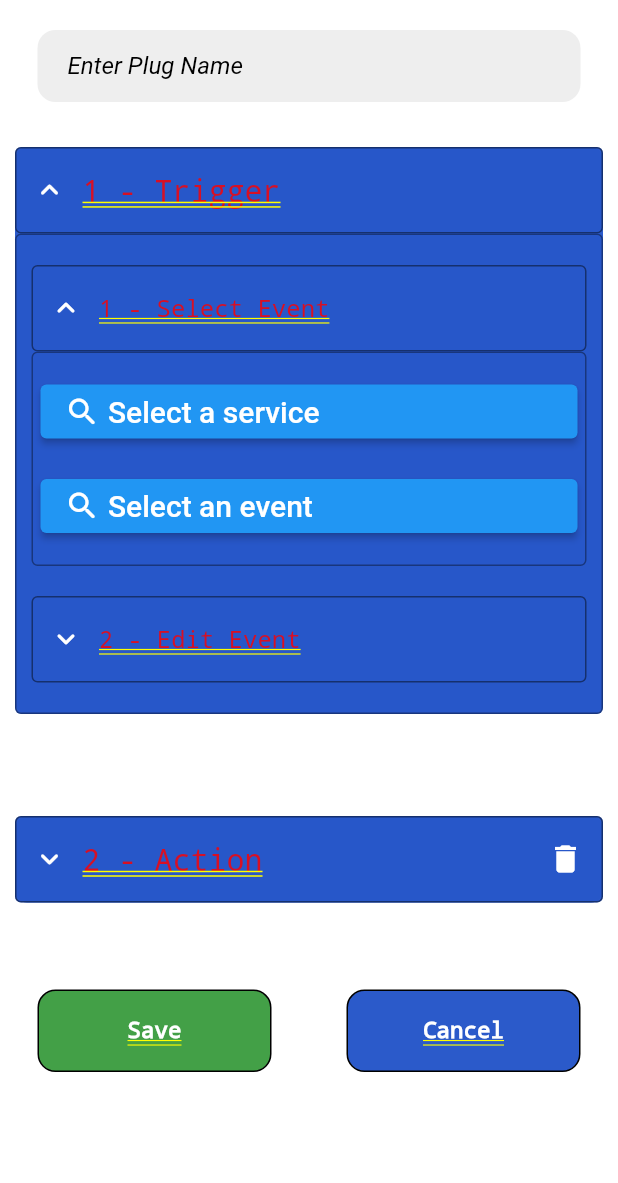
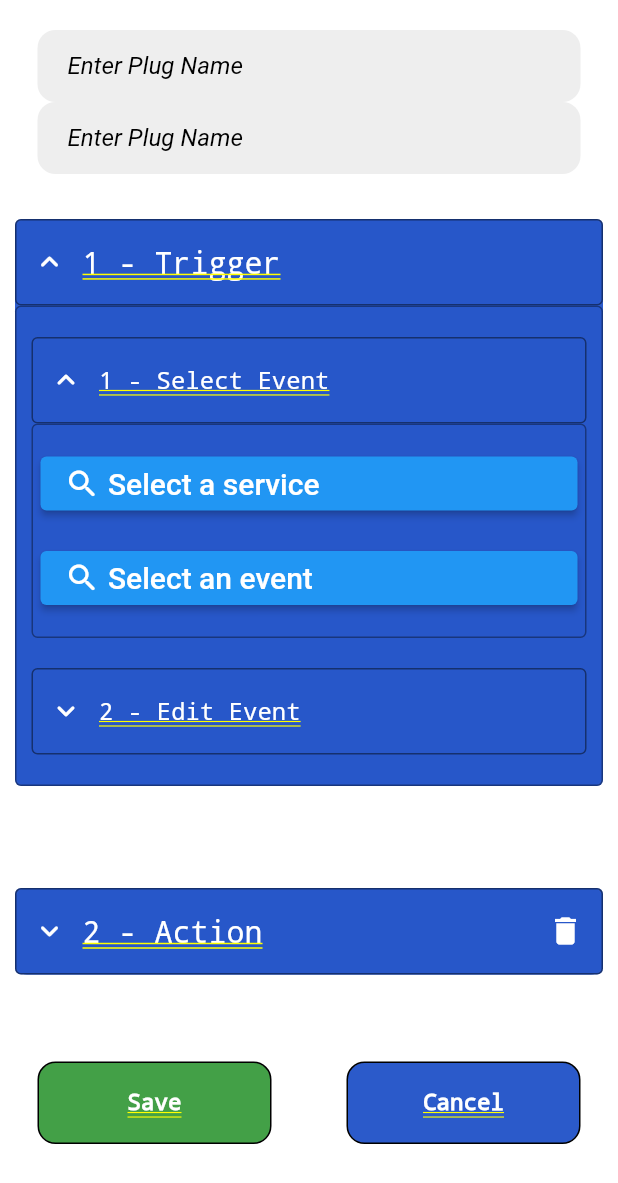
Before and after one commit to plug-it-services/plug-it, a Flutter app: the Plugs screen opened directly, after a tap on "Create", on a phone screen of 412 x 824 dp. Shown: the top 1183 px of the screen. Run offline on Flutter 3.47's test engine with Material 2 defaults, Android fonts, the phone set to English and light mode, and no system bars; our stand-ins replace cached_network_image, cookie_jar, dio, dio_cookie_manager, dropdown_search, google_sign_in and 2 more; missing offline and left inert: flutter_web_auth_2, rich_text_controller; accounts and stored records are empty; network calls fail.

Commit message:
fix(mobile/view): fixed several issues including service icons and missing keysinputfields

```diff
--- a/mobile/lib/main.dart
+++ b/mobile/lib/main.dart
@@ -49,7 +49,8 @@ class StateMyApp extends State<MyApp> {
       darkTheme: ThemeData.dark(),
       themeMode: modes[index],
       theme: ThemeData(
-        primarySwatch: Colors.blue,
+        primaryTextTheme: Typography().white,
+
       ),
       home: MyHomePage(
           title: 'Plug It',
--- a/mobile/lib/pages/auth/SignUp.dart
+++ b/mobile/lib/pages/auth/SignUp.dart
@@ -169,7 +169,9 @@ class _SignupState extends State<Signup> {
                   const SizedBox(height: 25),
 
                   //Sign in button
-                  ScreenWidthButton(label: "Sign Up", size: 20, callback: onSign),
+                  ScreenWidthButton(
+                      key: const ValueKey("registerSignUpButton"),
+                      label: "Sign Up", size: 20, callback: onSign),
                   const SizedBox(height: 15),
                   ScreenWidthButton(label: "Have an account? Sign in!", size: 20, callback: widget.onChangeToLoginPressed),
                   const SizedBox(height: 15),
--- a/mobile/lib/pages/plugs/Plugs.dart
+++ b/mobile/lib/pages/plugs/Plugs.dart
@@ -88,6 +88,10 @@ class _PlugsState extends State<Plugs> {
       services = value;
       if (widget.selectedPlug != null) {
           _createOrEditPlug(widget.selectedPlug);
+      } else {
+        setState(() {
+          selectedPlug = null;
+        });
       }
     }));
     super.initState();
--- a/mobile/lib/pages/plugs/plug_edit_page.dart
+++ b/mobile/lib/pages/plugs/plug_edit_page.dart
@@ -33,6 +33,7 @@ class PlugEdit extends StatefulWidget {
 class PlugEditState extends State<PlugEdit> {
   bool cardOpen = true;
   int cardIdxOpen = -1;
+  String? name;
 
   PlugDetails? plugEdited;
   List<Widget> cards = [];
@@ -104,6 +105,7 @@ class PlugEditState extends State<PlugEdit> {
       PlugApi.getPlug(widget.selectedPlug!.id).then((plug) {
         setState(() {
           plugEdited = plug;
+          name = plug?.name;
         });
         setActionCards();
       });
@@ -192,11 +194,25 @@ class PlugEditState extends State<PlugEdit> {
         children: [
 
           const SizedBox(height: 20,),
-          InputField(
-            hint: "Enter Plug Name",
-            value: plugEdited?.name ?? "",
-            onChanged: (value) => plugEdited!.name = value,
+          (name == null && widget.selectedPlug != null)
+              ? const SizedBox(height: 0,)
+              : InputField(
+                hint: "Enter Plug Name",
+                value: name,
+                onChanged: (value) {
+                  plugEdited!.name = value;
+                  name = value;
+              },
           ),
+          (widget.selectedPlug == null)
+              ? InputField(
+                  hint: "Enter Plug Name",
+                  onChanged: (value) {
+                    plugEdited!.name = value;
+                    name = value;
+                  }
+                )
+              : const SizedBox(height: 0,),
           const SizedBox(height: 20,),
 
           ListView(
--- a/mobile/lib/ui-toolkit/PlugItStyle.dart
+++ b/mobile/lib/ui-toolkit/PlugItStyle.dart
@@ -20,16 +20,16 @@ class PlugItStyle {
   static const inputTextStyleWhite = TextStyle(fontStyle: FontStyle.normal, fontWeight: FontWeight.normal, color: Colors.white);
   static const titleStyle = TextStyle(fontWeight: FontWeight.bold, fontSize: 52);
   static const biggerSubtitleStyle = TextStyle(fontWeight: FontWeight.w500, fontSize: 30);
-  static const subtitleStyle = TextStyle(fontWeight: FontWeight.w500, fontSize: 20);
+  static const subtitleStyle = TextStyle(fontWeight: FontWeight.w500, fontSize: 20, color: Colors.white);
   static const subtitleStyleError = TextStyle(fontWeight: FontWeight.w400, fontSize: 18, color:Colors.red);
   static const subtitleStyleWarning = TextStyle(fontWeight: FontWeight.w400, fontSize: 18, color: Colors.orange);
   static const subtitleStyleCorrect = TextStyle(fontWeight: FontWeight.w400, fontSize: 18, color: Colors.green);
   static const subtitleStyleCorrectLight = TextStyle(fontWeight: FontWeight.w400, fontSize: 18, color: Colors.lightGreenAccent);
-  static const smallStyle = TextStyle(fontWeight: FontWeight.w300, fontSize: 16);
+  static const smallStyle = TextStyle(fontWeight: FontWeight.w300, fontSize: 16, color: Colors.white);
   static const smallStyleError = TextStyle(fontWeight: FontWeight.w300, fontSize: 16, color:Colors.red);
   static const smallStyleWarning = TextStyle(fontWeight: FontWeight.w300, fontSize: 16, color: Colors.orange);
   static const smallStyleCorrect = TextStyle(fontWeight: FontWeight.w300, fontSize: 16, color: Colors.green);
-  static const smallestStyle = TextStyle(fontWeight: FontWeight.w300, fontSize: 11);
+  static const smallestStyle = TextStyle(fontWeight: FontWeight.w300, fontSize: 11, color: Colors.white);
 
 }
 
--- a/mobile/lib/ui-toolkit/bottom-sheets/event_selector.dart
+++ b/mobile/lib/ui-toolkit/bottom-sheets/event_selector.dart
@@ -40,7 +40,6 @@ class _StateEventMenu extends State<EventMenu>{
   void getEvents()
   {
     if (widget.selectedService != null && events.isEmpty) {
-      print("Fetching events");
       if (!widget.isTrigger) {
         PlugApi.getServiceActions(widget.selectedService!.name).then((events)
         {
@@ -53,8 +52,6 @@ class _StateEventMenu extends State<EventMenu>{
           _setEvents(events ?? [])
         });
       }
-    } else {
-      print("Already have '${events.length}' events ...");
     }
   }
 
--- a/mobile/lib/ui-toolkit/buttons/GoogleAuthButton.dart
+++ b/mobile/lib/ui-toolkit/buttons/GoogleAuthButton.dart
@@ -40,16 +40,12 @@ class _StateGoogleAuthButton extends State<GoogleAuthButton>{
     print('trying google sso');
     _googleSignIn.signIn().then((account) {
       account?.authentication.then((result) {
-        print('success google sso');
-        print('GOOGLE ID: ${result.accessToken!}');
         PlugApi.ssoLogin("google", result.accessToken!).then((result) => {
           widget.callback!()
         });
       });
     }).catchError((err) {
-      print('failed google sso');
       error = err.toString();
-      print(err);
     });
   }
 
@@ -74,7 +70,10 @@ class _StateGoogleAuthButton extends State<GoogleAuthButton>{
                       const SizedBox(width: 20),
                       Image.network(
                           'http://pngimg.com/uploads/google/google_PNG19635.png',
-                          fit:BoxFit.cover
+                          fit:BoxFit.cover,
+                          errorBuilder: (BuildContext context, Object expection, StackTrace? trace) {
+                            return const Icon(Icons.error) as Widget;
+                          },
                       ),
                       const SizedBox(width: 25),
                       const Text(
--- a/mobile/lib/ui-toolkit/cards/ServiceCard.dart
+++ b/mobile/lib/ui-toolkit/cards/ServiceCard.dart
@@ -209,7 +209,7 @@ class _StateServiceCard extends State<ServiceCard>{
             Padding(
               padding: const EdgeInsets.all(20),
               child: CachedNetworkImage(
-                imageUrl: "${PlugApi.assetsUrl}/${widget.service.icon}",
+                imageUrl: (!widget.service.icon.startsWith('/')) ? "${PlugApi.assetsUrl}/${widget.service.icon}" : "${PlugApi.assetsUrl}${widget.service.icon}",
                 placeholder: (context, url) => const CircularProgressIndicator(),
                 errorWidget: (context, url, error) => const Icon(Icons.error),
                 width: 100,
--- a/mobile/lib/ui-toolkit/input/InputField.dart
+++ b/mobile/lib/ui-toolkit/input/InputField.dart
@@ -31,14 +31,6 @@ class InputField extends StatefulWidget {
 }
 
 class _InputFieldState extends State<InputField> {
-  TextEditingController? controller;
-
-
-  @override
-  void initState() {
-    controller = TextEditingController(text:widget.value);
-    super.initState();
-  }
 
   @override
   Widget build(BuildContext context) {
@@ -54,7 +46,7 @@ class _InputFieldState extends State<InputField> {
                     child: Focus(
                       onFocusChange: widget.onChangedFocus,
                       child: TextFormField(
-                        controller: controller,
+                        initialValue: widget.value,
                         style: widget.valueStyle ?? PlugItStyle.inputTextStyle,
                         onChanged: widget.onChanged,
                         obscureText: widget.obscured,
--- a/mobile/lib/ui-toolkit/navbar.dart
+++ b/mobile/lib/ui-toolkit/navbar.dart
@@ -38,7 +38,7 @@ class _NavBarState extends State<NavBar> {
   @override
   Widget build(BuildContext context) {
     final pages = [
-      const Home(),
+      const Home(key: ValueKey("homeMainWidget")),
       const Services(),
       Plugs(selectedPlug: selectedPlug),
       Navigate(onPlugSelected: (plug) => {
```
Also changed, not shown: mobile/lib/pages/auth/Login.dart (+24 -4 lines), mobile/lib/ui-toolkit/cards/PlugCard.dart (+7 -1 lines).
